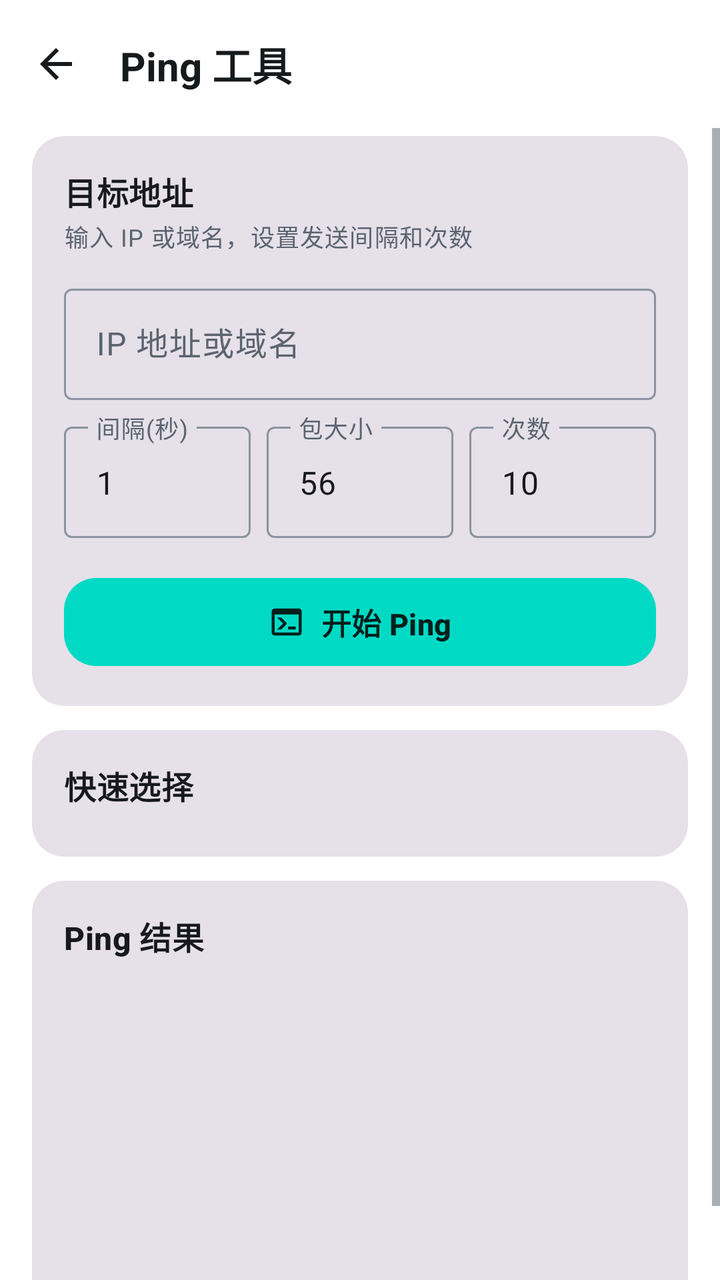
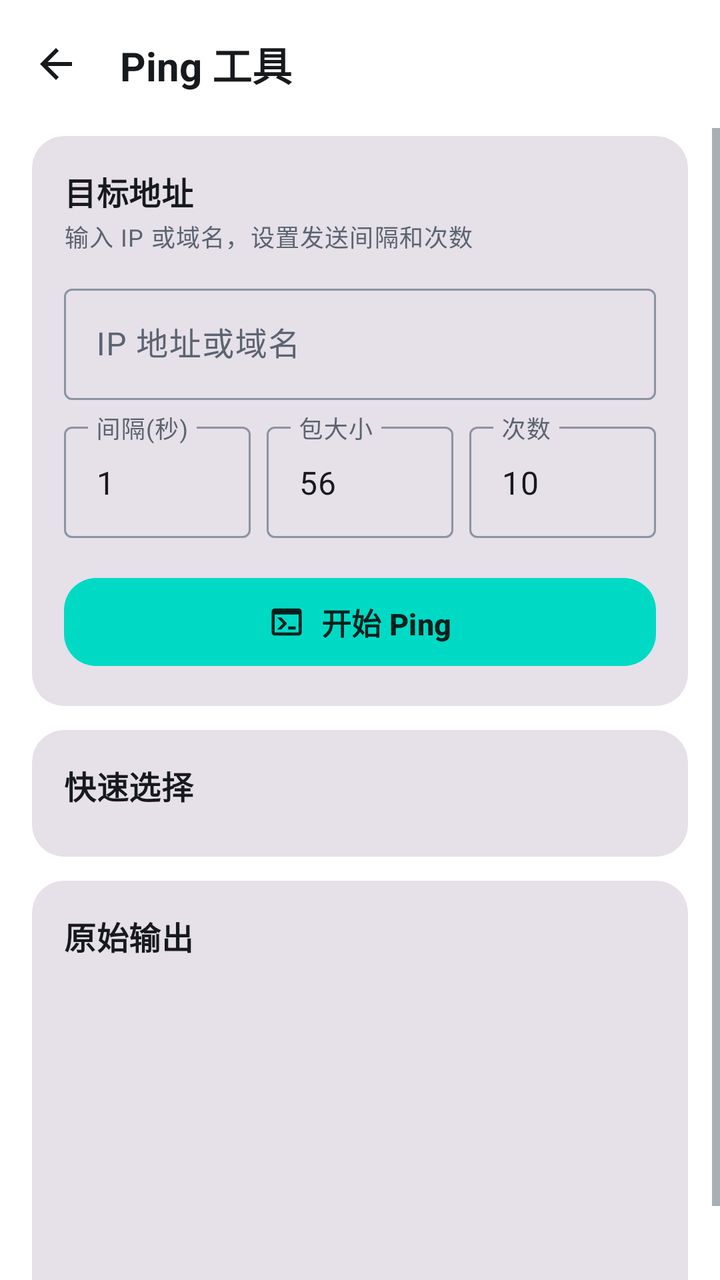

Compare the two renders of this Android layout. The source of the first and the diff that turns it into the second are given below.
<!-- AndroidManifest.xml: application theme Theme.NetworkTool -->
<!-- res/layout/activity_ping.xml -->
<?xml version="1.0" encoding="utf-8"?>
<LinearLayout xmlns:android="http://schemas.android.com/apk/res/android"
    xmlns:app="http://schemas.android.com/apk/res-auto"
    android:layout_width="match_parent"
    android:layout_height="match_parent"
    android:background="?attr/colorSurface"
    android:fitsSystemWindows="true"
    android:orientation="vertical">

    <com.google.android.material.appbar.MaterialToolbar
        android:id="@+id/toolbar"
        android:layout_width="match_parent"
        android:layout_height="?attr/actionBarSize"
        android:background="@android:color/transparent"
        android:elevation="0dp"
        app:navigationIcon="@drawable/ic_arrow_back"
        app:navigationIconTint="?attr/colorOnSurface"
        app:title="Ping 工具"
        app:titleTextColor="?attr/colorOnSurface" />

    <ScrollView
        android:id="@+id/scrollView"
        android:layout_width="match_parent"
        android:layout_height="match_parent"
        android:fillViewport="true">

        <LinearLayout
            android:layout_width="match_parent"
            android:layout_height="wrap_content"
            android:orientation="vertical"
            android:paddingStart="@dimen/page_margin"
            android:paddingTop="@dimen/space_1"
            android:paddingEnd="@dimen/page_margin"
            android:paddingBottom="@dimen/space_5">

            
            <com.google.android.material.card.MaterialCardView
                android:id="@+id/runningBar"
                style="@style/Widget.NetworkTool.Card"
                android:layout_width="match_parent"
                android:layout_height="wrap_content"
                android:layout_marginBottom="@dimen/space_3"
                android:visibility="gone"
                app:cardElevation="0dp">

                <LinearLayout
                    android:layout_width="match_parent"
                    android:layout_height="wrap_content"
                    android:gravity="center_vertical"
                    android:orientation="horizontal"
                    android:padding="@dimen/card_padding">

                    <LinearLayout
                        android:layout_width="0dp"
                        android:layout_height="wrap_content"
                        android:layout_weight="1"
                        android:orientation="vertical">

                        <TextView
                            android:id="@+id/runningTargetText"
                            android:layout_width="match_parent"
                            android:layout_height="wrap_content"
                            android:ellipsize="end"
                            android:singleLine="true"
                            android:text="192.168.2.1"
                            android:textAppearance="@style/TextAppearance.NetworkTool.Title" />

                        <TextView
                            android:id="@+id/runningMetaText"
                            android:layout_width="match_parent"
                            android:layout_height="wrap_content"
                            android:layout_marginTop="2dp"
                            android:ellipsize="end"
                            android:singleLine="true"
                            android:text="10 次 · 间隔 1 秒"
                            android:textAppearance="@style/TextAppearance.NetworkTool.BodySmall" />

                    </LinearLayout>

                    <com.google.android.material.button.MaterialButton
                        android:id="@+id/paramsButton"
                        style="@style/Widget.NetworkTool.Button.TextButton"
                        android:layout_width="wrap_content"
                        android:layout_height="wrap_content"
                        android:layout_marginStart="@dimen/space_3"
                        android:minWidth="0dp"
                        android:text="参数"
                        android:textSize="13sp" />

                    <com.google.android.material.button.MaterialButton
                        android:id="@+id/runningActionButton"
                        android:layout_width="wrap_content"
                        android:layout_height="40dp"
                        android:layout_marginStart="@dimen/space_3"
                        android:minWidth="0dp"
                        android:paddingStart="@dimen/space_3"
                        android:paddingEnd="@dimen/space_3"
                        android:text="停止"
                        android:textSize="13sp"
                        app:cornerRadius="12dp" />

                </LinearLayout>

            </com.google.android.material.card.MaterialCardView>

            
            <LinearLayout
                android:id="@+id/setupSection"
                android:layout_width="match_parent"
                android:layout_height="wrap_content"
                android:orientation="vertical">

            
            <com.google.android.material.card.MaterialCardView
                android:id="@+id/pingInputCard"
                style="@style/Widget.NetworkTool.Card"
                android:layout_width="match_parent"
                android:layout_height="wrap_content"
                android:layout_marginBottom="@dimen/space_3"
                app:cardElevation="0dp">

                <LinearLayout
                    android:layout_width="match_parent"
                    android:layout_height="wrap_content"
                    android:orientation="vertical"
                    android:padding="@dimen/card_padding">

                    <TextView
                        android:layout_width="match_parent"
                        android:layout_height="wrap_content"
                        android:text="目标地址"
                        android:textAppearance="@style/TextAppearance.NetworkTool.Title" />

                    <TextView
                        android:layout_width="match_parent"
                        android:layout_height="wrap_content"
                        android:layout_marginTop="2dp"
                        android:text="输入 IP 或域名，设置发送间隔和次数"
                        android:textAppearance="@style/TextAppearance.NetworkTool.BodySmall" />

                    <com.google.android.material.textfield.TextInputLayout
                        android:layout_width="match_parent"
                        android:layout_height="wrap_content"
                        android:layout_marginTop="@dimen/space_3"
                        android:hint="IP 地址或域名"
                        style="@style/Widget.Material3.TextInputLayout.OutlinedBox">

                        <com.google.android.material.textfield.TextInputEditText
                            android:id="@+id/ipEditText"
                            android:layout_width="match_parent"
                            android:layout_height="wrap_content"
                            android:imeOptions="actionDone"
                            android:inputType="text"
                            android:singleLine="true" />
                    </com.google.android.material.textfield.TextInputLayout>

                    <LinearLayout
                        android:layout_width="match_parent"
                        android:layout_height="wrap_content"
                        android:layout_marginTop="@dimen/space_2"
                        android:orientation="horizontal">

                        <com.google.android.material.textfield.TextInputLayout
                            android:layout_width="0dp"
                            android:layout_height="wrap_content"
                            android:layout_marginEnd="@dimen/space_2"
                            android:layout_weight="1"
                            android:hint="间隔(秒)"
                            style="@style/Widget.Material3.TextInputLayout.OutlinedBox">

                            <com.google.android.material.textfield.TextInputEditText
                                android:id="@+id/intervalEditText"
                                android:layout_width="match_parent"
                                android:layout_height="wrap_content"
                                android:inputType="number"
                                android:singleLine="true"
                                android:text="1" />
                        </com.google.android.material.textfield.TextInputLayout>

                        <com.google.android.material.textfield.TextInputLayout
                            android:layout_width="0dp"
                            android:layout_height="wrap_content"
                            android:layout_marginEnd="@dimen/space_2"
                            android:layout_weight="1"
                            android:hint="包大小"
                            style="@style/Widget.Material3.TextInputLayout.OutlinedBox">

                            <com.google.android.material.textfield.TextInputEditText
                                android:id="@+id/packetSizeEditText"
                                android:layout_width="match_parent"
                                android:layout_height="wrap_content"
                                android:inputType="number"
                                android:singleLine="true"
                                android:text="56" />
                        </com.google.android.material.textfield.TextInputLayout>

                        <com.google.android.material.textfield.TextInputLayout
                            android:layout_width="0dp"
                            android:layout_height="wrap_content"
                            android:layout_weight="1"
                            android:hint="次数"
                            style="@style/Widget.Material3.TextInputLayout.OutlinedBox">

                            <com.google.android.material.textfield.TextInputEditText
                                android:id="@+id/countEditText"
                                android:layout_width="match_parent"
                                android:layout_height="wrap_content"
                                android:inputType="number"
                                android:singleLine="true"
                                android:text="10" />
                        </com.google.android.material.textfield.TextInputLayout>
                    </LinearLayout>

                    <com.google.android.material.button.MaterialButton
                        android:id="@+id/connectButton"
                        android:layout_width="match_parent"
                        android:layout_height="52dp"
                        android:layout_marginTop="@dimen/space_4"
                        android:text="开始 Ping"
                        android:textSize="15sp"
                        android:textStyle="bold"
                        app:cornerRadius="16dp"
                        app:icon="@drawable/ic_ping"
                        app:iconGravity="textStart"
                        app:iconPadding="@dimen/space_2" />

                </LinearLayout>

            </com.google.android.material.card.MaterialCardView>

            
            <com.google.android.material.card.MaterialCardView
                android:id="@+id/quickSelectCard"
                style="@style/Widget.NetworkTool.Card"
                android:layout_width="match_parent"
                android:layout_height="wrap_content"
                android:layout_marginBottom="@dimen/space_3"
                app:cardElevation="0dp">

                <LinearLayout
                    android:layout_width="match_parent"
                    android:layout_height="wrap_content"
                    android:orientation="vertical"
                    android:padding="@dimen/card_padding">

                    <TextView
                        android:layout_width="match_parent"
                        android:layout_height="wrap_content"
                        android:text="快速选择"
                        android:textAppearance="@style/TextAppearance.NetworkTool.Title" />

                    <com.google.android.material.chip.ChipGroup
                        android:id="@+id/chipGroup"
                        android:layout_width="match_parent"
                        android:layout_height="wrap_content"
                        android:layout_marginTop="@dimen/space_2" />

                </LinearLayout>
            </com.google.android.material.card.MaterialCardView>

            
            <LinearLayout
                android:id="@+id/historyLayout"
                android:layout_width="match_parent"
                android:layout_height="wrap_content"
                android:layout_marginBottom="@dimen/space_3"
                android:orientation="vertical"
                android:visibility="gone">

                <LinearLayout
                    android:layout_width="match_parent"
                    android:layout_height="wrap_content"
                    android:gravity="center_vertical"
                    android:orientation="horizontal">

                    <TextView
                        android:layout_width="0dp"
                        android:layout_height="wrap_content"
                        android:layout_weight="1"
                        android:text="历史记录"
                        android:textAppearance="@style/TextAppearance.NetworkTool.Label" />

                    <com.google.android.material.button.MaterialButton
                        android:id="@+id/clearHistoryButton"
                        style="@style/Widget.NetworkTool.Button.TextButton"
                        android:layout_width="wrap_content"
                        android:layout_height="wrap_content"
                        android:minWidth="0dp"
                        android:text="清除记录"
                        android:textSize="12sp" />

                </LinearLayout>

                <com.google.android.material.chip.ChipGroup
                    android:id="@+id/historyChipGroup"
                    android:layout_width="match_parent"
                    android:layout_height="wrap_content"
                    android:layout_marginTop="@dimen/space_1" />

            </LinearLayout>

            </LinearLayout>
            

            
            <com.google.android.material.card.MaterialCardView
                android:id="@+id/resultCard"
                style="@style/Widget.NetworkTool.Card"
                android:layout_width="match_parent"
                android:layout_height="wrap_content"
                app:cardElevation="0dp">

                <LinearLayout
                    android:layout_width="match_parent"
                    android:layout_height="wrap_content"
                    android:orientation="vertical">

                    <TextView
                        android:layout_width="match_parent"
                        android:layout_height="wrap_content"
                        android:paddingStart="@dimen/card_padding"
                        android:paddingTop="@dimen/card_padding"
                        android:paddingEnd="@dimen/card_padding"
                        android:text="Ping 结果"
                        android:textAppearance="@style/TextAppearance.NetworkTool.Title" />

                    <TextView
                        android:id="@+id/resultTextView"
                        android:layout_width="match_parent"
                        android:layout_height="wrap_content"
                        android:fontFamily="monospace"
                        android:lineSpacingExtra="2dp"
                        android:minHeight="180dp"
                        android:padding="@dimen/card_padding"
                        android:textAppearance="@style/TextAppearance.NetworkTool.Body"
                        android:textIsSelectable="true" />

                </LinearLayout>

            </com.google.android.material.card.MaterialCardView>

        </LinearLayout>
    </ScrollView>
</LinearLayout>
<!-- resources referenced by this layout -->
<resources>
  <dimen name="card_padding">16dp</dimen>
  <dimen name="page_margin">16dp</dimen>
  <dimen name="space_1">4dp</dimen>
  <dimen name="space_2">8dp</dimen>
  <dimen name="space_3">12dp</dimen>
  <dimen name="space_4">16dp</dimen>
  <dimen name="space_5">20dp</dimen>
  <!-- drawable ic_arrow_back (drawable) -->
  <vector xmlns:android="http://schemas.android.com/apk/res/android"
      android:width="24dp"
      android:height="24dp"
      android:viewportWidth="24"
      android:viewportHeight="24"
      android:tint="?attr/colorOnSurface">
      <path
          android:fillColor="@android:color/white"
          android:pathData="M20,11H7.83l5.59,-5.59L12,4l-8,8 8,8 1.41,-1.41L7.83,13H20v-2z"/>
  </vector>
  <!-- drawable ic_ping (drawable) -->
  <?xml version="1.0" encoding="utf-8"?>
  <vector xmlns:android="http://schemas.android.com/apk/res/android"
      android:width="24dp"
      android:height="24dp"
      android:viewportWidth="24"
      android:viewportHeight="24">
      <path
          android:pathData="M20 19V7H4v12zm0-16a2 2 0 0 1 2 2v14a2 2 0 0 1-2 2H4a2 2 0 0 1-2-2V5a2 2 0 0 1 2-2zm-7 14v-2h5v2zm-3.42-4L5.57 9H8.4l3.3 3.3c.39.39.39 1.03 0 1.42L8.42 17H5.59z"
          android:fillColor="#FF000000" />
  </vector>
  <style name="TextAppearance.NetworkTool.Body" parent="TextAppearance.Material3.BodyMedium">
          <item name="android:textSize">14sp</item>
          <item name="android:textColor">?attr/colorOnSurface</item>
      </style>
  <style name="TextAppearance.NetworkTool.BodySmall" parent="TextAppearance.Material3.BodySmall">
          <item name="android:textSize">12sp</item>
          <item name="android:textColor">?attr/colorOnSurfaceVariant</item>
      </style>
  <style name="TextAppearance.NetworkTool.Label" parent="TextAppearance.Material3.LabelLarge">
          <item name="android:textSize">13sp</item>
          <item name="android:textStyle">bold</item>
          <item name="android:textColor">?attr/colorOnSurfaceVariant</item>
      </style>
  <style name="TextAppearance.NetworkTool.Title" parent="TextAppearance.Material3.TitleMedium">
          <item name="android:textSize">16sp</item>
          <item name="android:textStyle">bold</item>
          <item name="android:textColor">?attr/colorOnSurface</item>
      </style>
  <style name="Widget.NetworkTool.Button.TextButton" parent="Widget.Material3.Button.TextButton">
          <item name="android:elevation">0dp</item>
          <item name="android:stateListAnimator">@null</item>
      </style>
  <style name="Widget.NetworkTool.Card" parent="Widget.Material3.CardView.Filled">
          <item name="cardCornerRadius">@dimen/card_corner</item>
          <item name="cardElevation">0dp</item>
          <item name="strokeWidth">0dp</item>
      </style>
  <dimen name="card_corner">16dp</dimen>
  <color name="colorPrimary">#00DAC5</color>
  <color name="colorPrimaryDark">#00B5A1</color>
  <color name="colorAccent">#00DAC5</color>
  <color name="colorOnPrimary">#00201C</color>
  <color name="colorPrimaryContainer">#B8FFF7</color>
  <color name="colorOnPrimaryContainer">#00201C</color>
  <color name="colorBackground">#F6F8FA</color>
  <color name="colorSurface">#FFFFFF</color>
  <color name="colorOnSurface">#171A1C</color>
  <color name="colorOnBackground">#171A1C</color>
  <color name="colorSurfaceContainer">#EEF2F5</color>
  <color name="textSecondary">#5B6470</color>
  <color name="colorOutline">#8A94A0</color>
  <color name="colorOutlineVariant">#D8DEE5</color>
  <color name="textPrimary">#171A1C</color>
  <style name="Widget.NetworkTool.Button" parent="Widget.Material3.Button">
          <item name="android:elevation">0dp</item>
          <item name="android:stateListAnimator">@null</item>
      </style>
  <style name="TextAppearance.NetworkTool.ToolbarTitle" parent="TextAppearance.Material3.TitleLarge">
          <item name="android:textSize">20sp</item>
          <item name="android:textStyle">bold</item>
          <item name="android:textColor">?attr/colorOnSurface</item>
      </style>
  <!-- unchanged entries left out for length: 2 -->
</resources>

<!-- the commit's change to res/layout/activity_ping.xml (unified diff, before → after) -->
@@ -46,58 +46,59 @@
                 <LinearLayout
                     android:layout_width="match_parent"
                     android:layout_height="wrap_content"
-                    android:gravity="center_vertical"
-                    android:orientation="horizontal"
+                    android:orientation="vertical"
                     android:padding="@dimen/card_padding">
 
                     <LinearLayout
-                        android:layout_width="0dp"
-                        android:layout_height="wrap_content"
-                        android:layout_weight="1"
-                        android:orientation="vertical">
+                        android:layout_width="match_parent"
+                        android:layout_height="wrap_content"
+                        android:gravity="center_vertical"
+                        android:orientation="horizontal">
 
                         <TextView
                             android:id="@+id/runningTargetText"
-                            android:layout_width="match_parent"
-                            android:layout_height="wrap_content"
+                            android:layout_width="0dp"
+                            android:layout_height="wrap_content"
+                            android:layout_weight="1"
                             android:ellipsize="end"
                             android:singleLine="true"
                             android:text="192.168.2.1"
                             android:textAppearance="@style/TextAppearance.NetworkTool.Title" />
 
-                        <TextView
-                            android:id="@+id/runningMetaText"
-                            android:layout_width="match_parent"
-                            android:layout_height="wrap_content"
-                            android:layout_marginTop="2dp"
-                            android:ellipsize="end"
-                            android:singleLine="true"
-                            android:text="10 次 · 间隔 1 秒"
-                            android:textAppearance="@style/TextAppearance.NetworkTool.BodySmall" />
+                        <com.google.android.material.button.MaterialButton
+                            android:id="@+id/paramsButton"
+                            style="@style/Widget.NetworkTool.Button.TextButton"
+                            android:layout_width="wrap_content"
+                            android:layout_height="wrap_content"
+                            android:layout_marginStart="@dimen/space_3"
+                            android:minWidth="0dp"
+                            android:text="参数"
+                            android:textSize="13sp" />
+
+                        <com.google.android.material.button.MaterialButton
+                            android:id="@+id/runningActionButton"
+                            android:layout_width="wrap_content"
+                            android:layout_height="40dp"
+                            android:layout_marginStart="@dimen/space_3"
+                            android:minWidth="0dp"
+                            android:paddingStart="@dimen/space_3"
+                            android:paddingEnd="@dimen/space_3"
+                            android:text="停止"
+                            android:textSize="13sp"
+                            app:cornerRadius="12dp" />
 
                     </LinearLayout>
 
-                    <com.google.android.material.button.MaterialButton
-                        android:id="@+id/paramsButton"
-                        style="@style/Widget.NetworkTool.Button.TextButton"
-                        android:layout_width="wrap_content"
-                        android:layout_height="wrap_content"
-                        android:layout_marginStart="@dimen/space_3"
-                        android:minWidth="0dp"
-                        android:text="参数"
-                        android:textSize="13sp" />
-
-                    <com.google.android.material.button.MaterialButton
-                        android:id="@+id/runningActionButton"
-                        android:layout_width="wrap_content"
-                        android:layout_height="40dp"
-                        android:layout_marginStart="@dimen/space_3"
-                        android:minWidth="0dp"
-                        android:paddingStart="@dimen/space_3"
-                        android:paddingEnd="@dimen/space_3"
-                        android:text="停止"
-                        android:textSize="13sp"
-                        app:cornerRadius="12dp" />
+                    
+                    <TextView
+                        android:id="@+id/runningMetaText"
+                        android:layout_width="match_parent"
+                        android:layout_height="wrap_content"
+                        android:layout_marginTop="2dp"
+                        android:ellipsize="end"
+                        android:singleLine="true"
+                        android:text="10 次 · 间隔 1 秒 · 包大小 56"
+                        android:textAppearance="@style/TextAppearance.NetworkTool.BodySmall" />
 
                 </LinearLayout>
 
@@ -304,6 +305,80 @@
 
             
             <com.google.android.material.card.MaterialCardView
+                android:id="@+id/statsCard"
+                style="@style/Widget.NetworkTool.Card"
+                android:layout_width="match_parent"
+                android:layout_height="wrap_content"
+                android:layout_marginBottom="@dimen/space_3"
+                android:visibility="gone"
+                app:cardElevation="0dp">
+
+                <LinearLayout
+                    android:layout_width="match_parent"
+                    android:layout_height="wrap_content"
+                    android:orientation="vertical"
+                    android:padding="@dimen/card_padding">
+
+                    <LinearLayout
+                        android:layout_width="match_parent"
+                        android:layout_height="wrap_content"
+                        android:gravity="center_vertical"
+                        android:orientation="horizontal">
+
+                        <TextView
+                            android:layout_width="0dp"
+                            android:layout_height="wrap_content"
+                            android:layout_weight="1"
+                            android:text="Ping 统计"
+                            android:textAppearance="@style/TextAppearance.NetworkTool.Title" />
+
+                        <TextView
+                            android:id="@+id/statsSourceText"
+                            android:layout_width="wrap_content"
+                            android:layout_height="wrap_content"
+                            android:layout_marginStart="@dimen/space_2"
+                            android:text="中断统计"
+                            android:textSize="11sp"
+                            android:visibility="gone" />
+
+                    </LinearLayout>
+
+                    <TextView
+                        android:id="@+id/statsSummaryText"
+                        android:layout_width="match_parent"
+                        android:layout_height="wrap_content"
+                        android:layout_marginTop="2dp"
+                        android:text="--"
+                        android:textAppearance="@style/TextAppearance.NetworkTool.BodySmall" />
+
+                    
+                    <LinearLayout
+                        android:id="@+id/statsRow1"
+                        android:layout_width="match_parent"
+                        android:layout_height="wrap_content"
+                        android:layout_marginTop="@dimen/space_3"
+                        android:orientation="horizontal" />
+
+                    <View
+                        android:layout_width="match_parent"
+                        android:layout_height="1dp"
+                        android:layout_marginTop="@dimen/space_3"
+                        android:background="?attr/colorOutlineVariant" />
+
+                    
+                    <LinearLayout
+                        android:id="@+id/statsRow2"
+                        android:layout_width="match_parent"
+                        android:layout_height="wrap_content"
+                        android:layout_marginTop="@dimen/space_3"
+                        android:orientation="horizontal" />
+
+                </LinearLayout>
+
+            </com.google.android.material.card.MaterialCardView>
+
+            
+            <com.google.android.material.card.MaterialCardView
                 android:id="@+id/resultCard"
                 style="@style/Widget.NetworkTool.Card"
                 android:layout_width="match_parent"
@@ -321,7 +396,7 @@
                         android:paddingStart="@dimen/card_padding"
                         android:paddingTop="@dimen/card_padding"
                         android:paddingEnd="@dimen/card_padding"
-                        android:text="Ping 结果"
+                        android:text="原始输出"
                         android:textAppearance="@style/TextAppearance.NetworkTool.Title" />
 
                     <TextView
